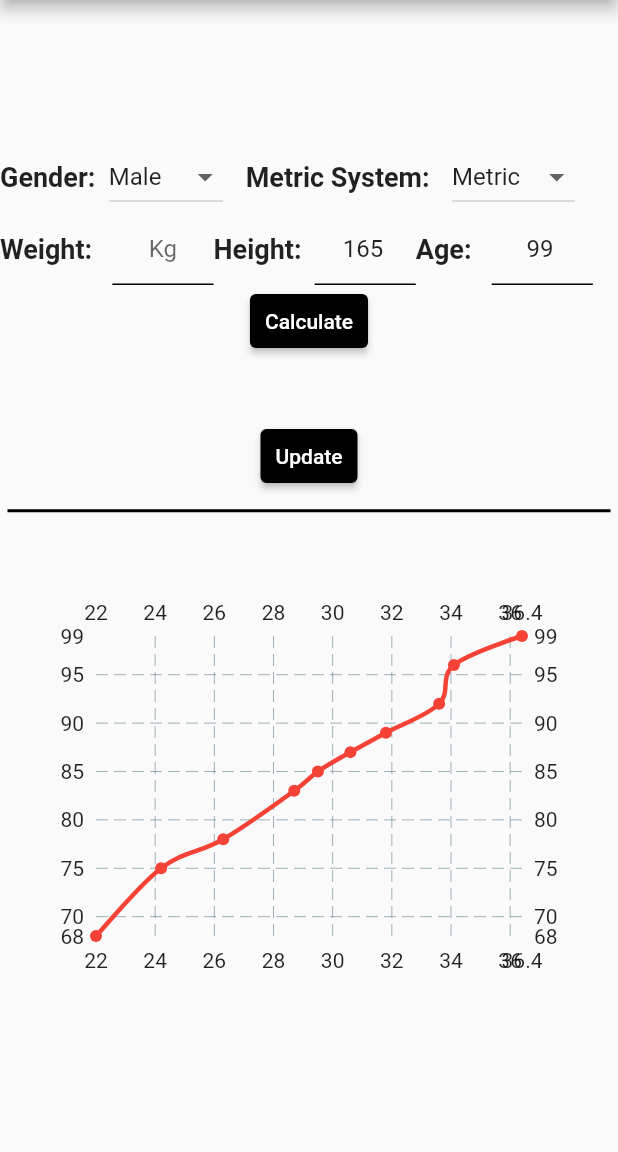
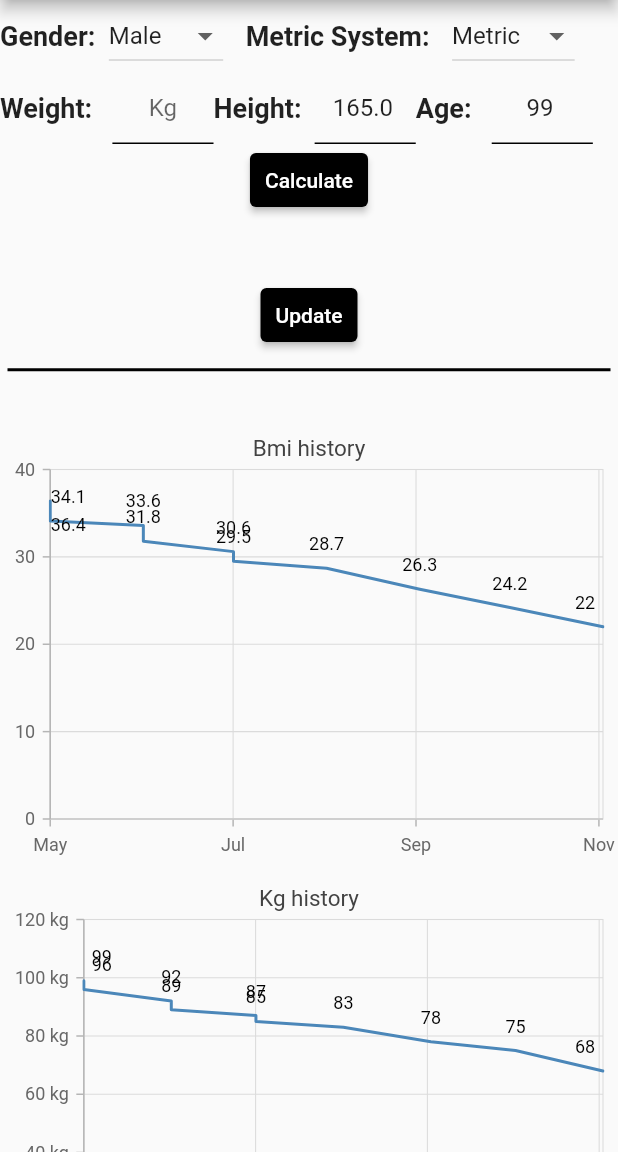
Before and after one commit to alinmatei24/BMI_Calculator, a Flutter app: the Update screen opened directly, after a tap on "Cancel", on a phone screen of 412 x 824 dp, the part 84-1236 px from its top. Run offline on Flutter 3.47's test engine with Material 2 defaults, Android fonts, the phone set to English and light mode, and no system bars; drawn by our look-alikes of fl_chart; our stand-ins replace fluttertoast, sqflite, syncfusion_flutter_charts; missing offline and left inert: dart:ffi; accounts and stored records are empty.

Commit message:
-Replaced the charts

```diff
--- a/lib/User.dart
+++ b/lib/User.dart
@@ -1,9 +1,9 @@
 class User {
-  var name;
-  var height;
-  var birthDate;
-  var gender;
-  var metric;
+  String name;
+  double height;
+  DateTime birthDate;
+  String gender;
+  String metric;
 
-  User(this.name, this.height, this.birthDate, this.gender, this.metric);
+  User({required this.name, required this.height, required this.birthDate, required this.gender, required this.metric});
 }
--- a/lib/Welcome.dart
+++ b/lib/Welcome.dart
@@ -24,7 +24,7 @@ class _WelcomeState extends State<Welcome> {
   bool loadingDuringRegister = false;
 
 
-  User user=new User(null,null,null,null,null);
+  User user=new User(name: 'Andrei',height: 165,birthDate:DateTime(1922, 11, 12),gender: 'Male', metric: 'Metric');
   @override
   Widget build(BuildContext context) {
     return Scaffold(
@@ -232,7 +232,7 @@ class _WelcomeState extends State<Welcome> {
       await db.createDatabase();
       await db.insertUser(nameController.text, selectedSex, selectedDate,
           double.parse(heightControler.text), selectedMetricSystem);
-          user=new User(nameController.text, heightControler.text, selectedDate, selectedSex, selectedMetricSystem);
+          user=new User(name: nameController.text, height: double.parse(heightControler.text), birthDate: selectedDate, gender:selectedSex, metric: selectedMetricSystem);
       return true;
     } catch (e) {
       print("Error during user registration: " + e.toString());
--- a/lib/database.dart
+++ b/lib/database.dart
@@ -22,7 +22,7 @@ class DBClient {
 //create the database tables
   Future _createTables(Database db, int version) async {
     await db.execute(
-        'create table user(name primary key, sex text, birthday date, height real, metric text)');
+        'create table user(name primary key text, height real, birthday date, sex text, metric text)');
 
     await db.execute(
         'create table history(calc_date date, weight real, result real)');
@@ -30,10 +30,10 @@ class DBClient {
 
 //register a user
   Future<void> insertUser(String name, String sex, DateTime birthday,
-      double height, String heightType) async {
+      double height, String metric) async {
     await _db.rawInsert(
-        'insert into user(name, sex, birthday, height, metric) VALUES(?, ?, ?, ?, ?)',
-        [name, sex, birthday.millisecondsSinceEpoch, height]);
+        'insert into user(name, height, birthday, sex, metric) VALUES(?, ?, ?, ?, ?)',
+        [name, height, birthday.millisecondsSinceEpoch, sex, metric]);
   }
 
   //register a calculation
@@ -61,4 +61,25 @@ class DBClient {
       throw Exception("An error occurred!");
     }
   }
+
+/*
+  Future<User> selectUser() async {
+    try {
+      List<Map> results = await _db.rawQuery('select * from user');
+      List<User> users = [];
+      results.forEach((result) {
+        User user = new User(
+            name: results["name"],
+            height: results["height"],
+            birthDate: results["birthday"],
+            gender: results["sex"],
+            metric: results["metric"]);
+        users.add(user);
+      });
+      return users.first;
+    } catch (e) {
+      print(e);
+      throw Exception("An error occurred!");
+    }
+  }*/
 }
--- a/lib/main.dart
+++ b/lib/main.dart
@@ -1,11 +1,13 @@
 import 'dart:async';
 import 'dart:developer';
 import 'dart:math';
+import 'package:intl/intl.dart';
 import 'package:flutter/cupertino.dart';
 import 'package:flutter/material.dart';
 import 'package:proiect_bmi/Welcome.dart';
 import 'package:proiect_bmi/update.dart';
 import 'package:fl_chart/fl_chart.dart';
+import 'package:syncfusion_flutter_charts/charts.dart';
 
 
 import 'BMI.dart';
@@ -32,7 +34,6 @@ class Home extends StatefulWidget {
 }
 
 class _HomeState extends State<Home> {
-  final List<FlSpot> kg=[];
 
   String hintHeightType = 'Cm';
   String hintWeightType = 'Kg';
@@ -46,10 +47,19 @@ class _HomeState extends State<Home> {
 
   final classification=TextEditingController(text: '');
 
+  //code for chart
+  List<BmiData> _chartBmiData=[];
+  List<KgData> _chartKgData=[];
+  TooltipBehavior _tooltipBehaviorBmi=TooltipBehavior(enable: true);
+  TooltipBehavior _tooltipBehaviorKg=TooltipBehavior(enable: true);
+
   @override
   void initState() {
     fillFieldsFromDB();
-    chart();
+    _tooltipBehaviorBmi= TooltipBehavior(enable: true);
+    _chartBmiData = getChartBmiData();
+    _tooltipBehaviorKg= TooltipBehavior(enable: true);
+    _chartKgData = getChartKgData();
     super.initState();
   }
 
@@ -65,8 +75,8 @@ class _HomeState extends State<Home> {
         ),
         centerTitle: true,
       ),
-      body:Center(
-      child: SingleChildScrollView(
+      body:
+      SingleChildScrollView(
         child: Column(
         mainAxisAlignment: MainAxisAlignment.center,
         crossAxisAlignment: CrossAxisAlignment.center,
@@ -274,34 +284,47 @@ class _HomeState extends State<Home> {
             color: Colors.black,
           ),
           ),
-          Column(
-            children: [
-              Container(
-                padding: EdgeInsets.all(20),
-                width: 500,
-                height: 300,
-                child: LineChart(
-                  LineChartData(
-                    borderData: FlBorderData(show: false),
-                    lineBarsData: [
-                      LineChartBarData(
-                        spots: kg,
-                        isCurved: true,
-                        barWidth: 3,
-                        colors: [
-                          Colors.red,
-                        ],
-                      ),
-                    ],
-                  ),
-                ),
+          //                                               chart
+          SfCartesianChart(
+            title: ChartTitle(text: 'Bmi history',),
+            tooltipBehavior: _tooltipBehaviorBmi,
+            series:<ChartSeries>[
+            LineSeries<BmiData, DateTime>(
+              name: 'Bmi',
+              dataSource: _chartBmiData,
+              xValueMapper: (BmiData data, _) => data.year,
+              yValueMapper: (BmiData data, _)=> data.bmi,
+              dataLabelSettings:DataLabelSettings(isVisible: true),
+              enableTooltip: true,
+            ),
+          ],
+              primaryXAxis: DateTimeAxis(edgeLabelPlacement: EdgeLabelPlacement.shift),
+              primaryYAxis: NumericAxis(
+                  labelFormat: '{value}',
+                  edgeLabelPlacement: EdgeLabelPlacement.shift),
+          ),
+          SfCartesianChart(
+            title: ChartTitle(text: 'Kg history',),
+            tooltipBehavior: _tooltipBehaviorKg,
+            series:<ChartSeries>[
+              LineSeries<KgData, DateTime >(
+                name: 'Kg',
+                dataSource: _chartKgData,
+                xValueMapper: (KgData data, _) => data.year,
+                yValueMapper: (KgData data, _) => data.kg,
+                dataLabelSettings:DataLabelSettings(isVisible: true),
+                enableTooltip: true,
               ),
             ],
+            primaryXAxis: DateTimeAxis(edgeLabelPlacement: EdgeLabelPlacement.shift),
+            primaryYAxis: NumericAxis(
+                labelFormat: '{value} kg',
+                edgeLabelPlacement: EdgeLabelPlacement.shift),
           ),
         ],
       ),
     ),
-    ),
+
     );
   }
 
@@ -398,9 +421,9 @@ class _HomeState extends State<Home> {
     setState(() {
       selectedMetricSystem=widget.user.metric;
       if(selectedMetricSystem=='Metric'){
-        heightController.text = widget.user.height;
+        heightController.text = widget.user.height.toString();
       }else{
-        heightController.text= (double.parse(widget.user.height)/2.54).toStringAsFixed(0).toString();
+        heightController.text= (widget.user.height/2.54).toStringAsFixed(0).toString();
       }
       selectedSex = widget.user.gender;
       ageController.text =(DateTime.now().difference(widget.user.birthDate).inDays / 365).toStringAsFixed(0).toString();
@@ -408,7 +431,7 @@ class _HomeState extends State<Home> {
   }
 
   User getCurrentUser() {//aici in trebe sa luam user din db ca metoda asta se apeleaza cand se creaza pagina)
-    User user=new User('Andrei','165',DateTime(1922, 11, 12),'Male', 'Metric');//asa trebe sa arate datele din db/user
+    User user=new User(name: 'Andrei',height: 165,birthDate:DateTime(1922, 11, 12),gender: 'Male', metric: 'Metric');//asa trebe sa arate datele din db/user
     return user;
   }
 
@@ -551,7 +574,14 @@ class _HomeState extends State<Home> {
   }
   //test only
 
-  void chart(){
+
+  void addCalcToBd(){
+    BMI bm=new BMI(calcDate: DateTime.now(),weight: double.parse(weightController.text),result: bmi);
+    //de trimis catre BD
+  }
+
+
+  List<BmiData> getChartBmiData(){
     List<BMI> bmiList=[];
     bmiList.add(new BMI(calcDate:DateTime(2021, 5, 12),weight:99,result: 36.4));
     bmiList.add(new BMI(calcDate:DateTime(2021, 5, 12),weight:96,result:34.1));
@@ -564,12 +594,43 @@ class _HomeState extends State<Home> {
     bmiList.add(new BMI(calcDate:DateTime(2021, 10, 12),weight:75,result:24.2));
     bmiList.add(new BMI(calcDate:DateTime(2021, 11, 12),weight:68,result:22.0));
 
-    for(int i=0;i<10;i++){
-      kg.add(FlSpot(bmiList[i].result,bmiList[i].weight));
+    final List<BmiData> chartBmiData=[];
+    for(int i=0;i<bmiList.length;i++){
+      chartBmiData.add(new BmiData(bmiList[i].calcDate, bmiList[i].result));
     }
+    return chartBmiData;
   }
-  void addCalcToBd(){
-    BMI bm=new BMI(calcDate: DateTime.now(),weight: double.parse(weightController.text),result: bmi);
-    //de trimis catre BD
+  List<KgData> getChartKgData(){
+    List<BMI> bmiList=[];
+    bmiList.add(new BMI(calcDate:DateTime(2021, 5, 12),weight:99,result: 36.4));
+    bmiList.add(new BMI(calcDate:DateTime(2021, 5, 12),weight:96,result:34.1));
+    bmiList.add(new BMI(calcDate:DateTime(2021, 6, 12),weight:92,result:33.6));
+    bmiList.add(new BMI(calcDate:DateTime(2021, 6, 12),weight:89,result:31.8));
+    bmiList.add(new BMI(calcDate:DateTime(2021, 7, 12),weight:87,result:30.6));
+    bmiList.add(new BMI(calcDate:DateTime(2021, 7, 12),weight:85,result:29.5));
+    bmiList.add(new BMI(calcDate:DateTime(2021, 8, 12),weight:83,result:28.7));
+    bmiList.add(new BMI(calcDate:DateTime(2021, 9, 12),weight:78,result:26.3));
+    bmiList.add(new BMI(calcDate:DateTime(2021, 10, 12),weight:75,result:24.2));
+    bmiList.add(new BMI(calcDate:DateTime(2021, 11, 12),weight:68,result:22.0));
+
+    final List<KgData> chartKgData=[];
+    for(int i=0;i<bmiList.length;i++){
+      chartKgData.add(new KgData(bmiList[i].calcDate, bmiList[i].weight));
+    }
+    return chartKgData;
   }
+
 }
+
+//code for chart
+class BmiData{
+  BmiData(this.year,this.bmi);
+  final DateTime year;
+  final double bmi;
+}
+
+class KgData{
+  KgData(this.year,this.kg);
+  final DateTime year;
+  final double kg;
+}
--- a/lib/update.dart
+++ b/lib/update.dart
@@ -235,7 +235,7 @@ class _UpdateState extends State<Update> {
   }
 
   void onPressedUpdate() {
-    User user=new User(nameController.text,heightController.text,selectedDate,selectedSex,selectedMetricSystem);
+    User user=new User(name: nameController.text, height: double.parse(heightController.text), birthDate: selectedDate,gender: selectedSex,metric: selectedMetricSystem);
     //de trimis catre bd si mesaj cu updated successfully
   }
 
@@ -255,9 +255,9 @@ class _UpdateState extends State<Update> {
       selectedMetricSystem=widget.user.metric;
       selectedDate = widget.user.birthDate;
       if(selectedMetricSystem=='Metric'){
-        heightController.text = widget.user.height;
+        heightController.text = widget.user.height.toString();
       }else{
-        heightController.text = (double.parse(widget.user.height)/2.54).toStringAsFixed(0).toString();
+        heightController.text = (double.parse(widget.user.height.toString())/2.54).toStringAsFixed(0).toString();
       }
     });
   }
--- a/pubspec.yaml
+++ b/pubspec.yaml
@@ -25,6 +25,7 @@ dependencies:
     sdk: flutter
   path_provider: ^2.0.2
   fluttertoast: ^8.0.8
+  syncfusion_flutter_charts: ^19.2.51
 
 
   # The following adds the Cupertino Icons font to your application.
```
Also changed, not shown: pubspec.lock.
